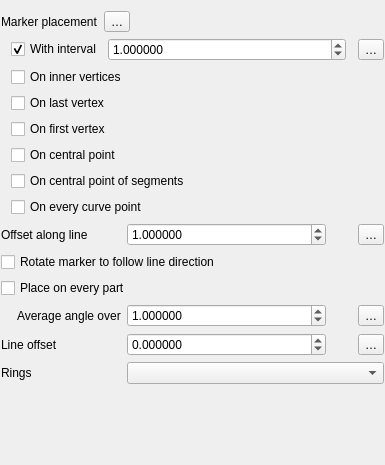
The window that src/ui/symbollayer/widget_markerline.ui (carsmie/QGIS) describes before a commit, drawn with Qt 5.
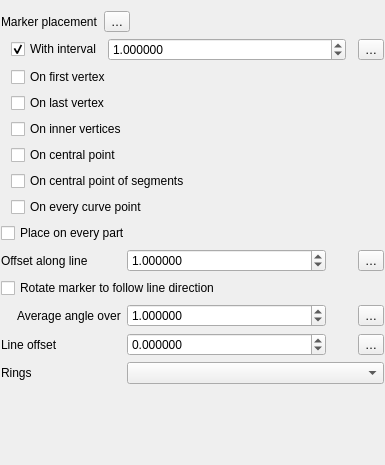
The same window after the commit. Custom widgets are drawn as their Qt base class.

Diff of the .ui file:
```diff
--- a/src/ui/symbollayer/widget_markerline.ui
+++ b/src/ui/symbollayer/widget_markerline.ui
@@ -57,14 +57,14 @@
        </property>
       </spacer>
      </item>
-     <item row="3" column="2">
+     <item row="0" column="2">
       <widget class="QgsPropertyOverrideButton" name="mIntervalDDBtn">
        <property name="text">
         <string>…</string>
        </property>
       </widget>
      </item>
-     <item row="3" column="1">
+     <item row="0" column="1">
       <layout class="QHBoxLayout" name="horizontalLayout_4">
        <item>
         <widget class="QCheckBox" name="mCheckInterval">
@@ -116,7 +116,7 @@
        </item>
       </layout>
      </item>
-     <item row="4" column="1">
+     <item row="3" column="1">
       <widget class="QCheckBox" name="mCheckVertex">
        <property name="toolTip">
         <string>Shows symbols on inner vertices, i.e. all vertices except the first or last</string>
@@ -126,35 +126,35 @@
        </property>
       </widget>
      </item>
-     <item row="5" column="1">
+     <item row="2" column="1">
       <widget class="QCheckBox" name="mCheckVertexLast">
        <property name="text">
         <string>On last vertex</string>
        </property>
       </widget>
      </item>
-     <item row="6" column="1">
+     <item row="1" column="1">
       <widget class="QCheckBox" name="mCheckVertexFirst">
        <property name="text">
         <string>On first vertex</string>
        </property>
       </widget>
      </item>
-     <item row="7" column="1">
+     <item row="4" column="1">
       <widget class="QCheckBox" name="mCheckCentralPoint">
        <property name="text">
         <string>On central point</string>
        </property>
       </widget>
      </item>
-     <item row="8" column="1">
+     <item row="5" column="1">
       <widget class="QCheckBox" name="mCheckSegmentCentralPoint">
        <property name="text">
         <string>On central point of segments</string>
        </property>
       </widget>
      </item>
-     <item row="9" column="1">
+     <item row="6" column="1">
       <widget class="QCheckBox" name="mCheckCurvePoint">
        <property name="text">
         <string>On every curve point</string>
@@ -163,7 +163,7 @@
      </item>
     </layout>
    </item>
-   <item row="5" column="1" colspan="2">
+   <item row="3" column="1" colspan="2">
     <spacer name="verticalSpacer">
      <property name="orientation">
       <enum>Qt::Vertical</enum>
@@ -272,7 +272,7 @@
        </property>
       </widget>
      </item>
-     <item row="0" column="2">
+     <item row="1" column="2">
       <widget class="QgsDoubleSpinBox" name="mSpinOffsetAlongLine">
        <property name="sizePolicy">
         <sizepolicy hsizetype="Minimum" vsizetype="Fixed">
@@ -310,14 +310,14 @@
        </property>
       </widget>
      </item>
-     <item row="0" column="4">
+     <item row="1" column="4">
       <widget class="QgsPropertyOverrideButton" name="mOffsetAlongLineDDBtn">
        <property name="text">
         <string>…</string>
        </property>
       </widget>
      </item>
-     <item row="0" column="3">
+     <item row="1" column="3">
       <widget class="QgsUnitSelectionWidget" name="mOffsetAlongLineUnitWidget" native="true">
        <property name="minimumSize">
         <size>
@@ -337,7 +337,7 @@
        </property>
       </widget>
      </item>
-     <item row="1" column="0" colspan="5">
+     <item row="2" column="0" colspan="5">
       <widget class="QCheckBox" name="chkRotateMarker">
        <property name="text">
         <string>Rotate marker to follow line direction</string>
@@ -351,7 +351,7 @@
        </property>
       </widget>
      </item>
-     <item row="0" column="0" colspan="2">
+     <item row="1" column="0" colspan="2">
       <widget class="QLabel" name="label">
        <property name="text">
         <string>Offset along line</string>
@@ -384,10 +384,10 @@
      <item row="5" column="2" colspan="3">
       <widget class="QComboBox" name="mRingFilterComboBox"/>
      </item>
-     <item row="2" column="0" colspan="5">
+     <item row="0" column="0" colspan="5">
       <widget class="QCheckBox" name="mCheckPlaceOnEveryPart">
        <property name="toolTip">
-        <string>If checked, the &quot;first vertex&quot; or &quot;last vertex&quot; placements will rendered at the first and last vertex for every part of multipart geometries</string>
+        <string>If checked, the &quot;first vertex&quot; or &quot;last vertex&quot; placements will also render at the first and last vertex for every part of multipart geometries</string>
        </property>
        <property name="text">
         <string>Place on every part</string>
```
Left out of the diff: 2 changed lines with no effect on the pictures.
